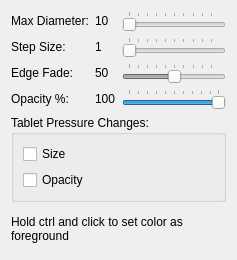
First picture: the form in designer/BrushOptionsWidgetUi.ui, repository skitzycat/beedraw, before the edit.
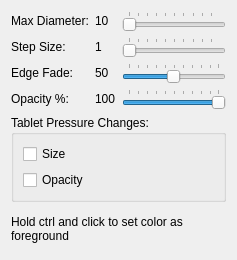
Second picture: the form after the edit.

Patch:
```diff
--- a/designer/BrushOptionsWidgetUi.ui
+++ b/designer/BrushOptionsWidgetUi.ui
@@ -90,13 +90,13 @@
      <item row="2" column="2">
       <widget class="QSlider" name="blurslider">
        <property name="enabled">
-        <bool>false</bool>
+        <bool>true</bool>
        </property>
        <property name="minimum">
         <number>1</number>
        </property>
        <property name="maximum">
-        <number>99</number>
+        <number>100</number>
        </property>
        <property name="value">
         <number>50</number>
```
Left out of the diff: 2 changed lines with no effect on the pictures.
